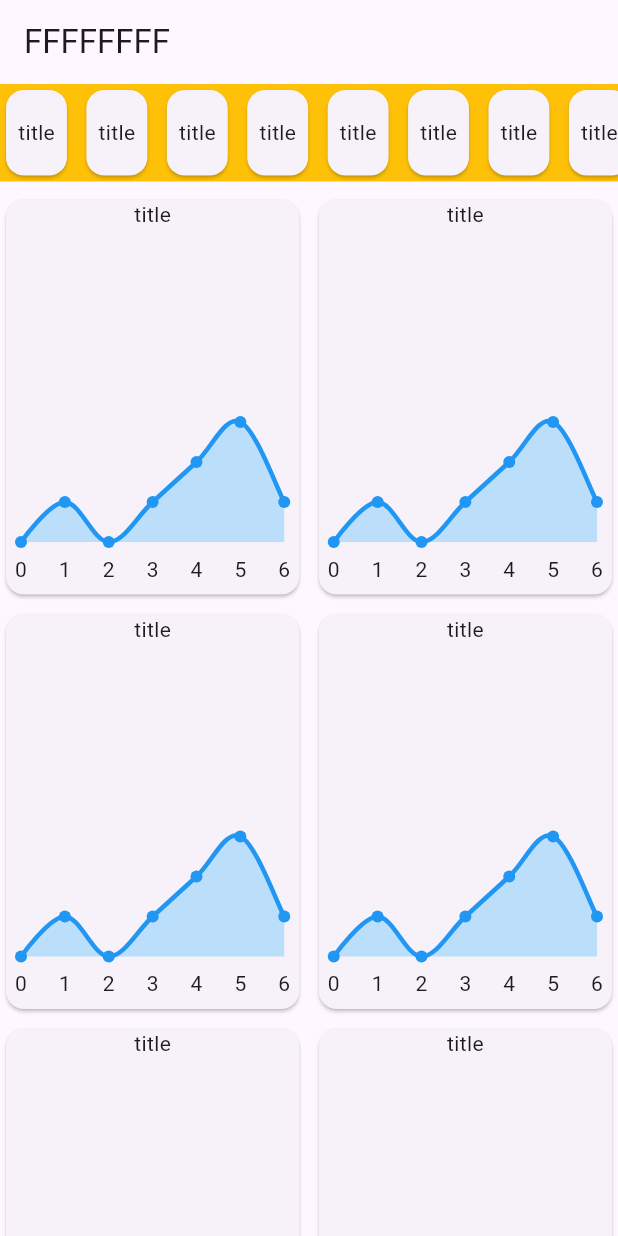
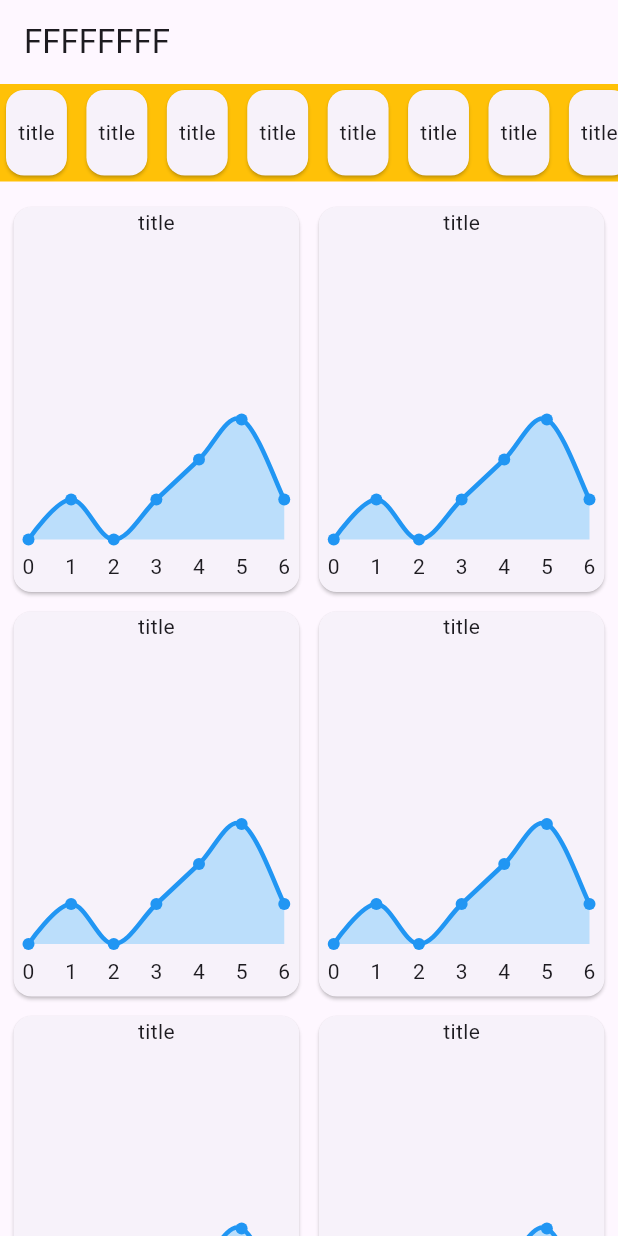
Before and after one commit to WaG711/phos_analytics, a Flutter app: the screen it shows after launch, on a phone screen of 412 x 824 dp. Run offline on Flutter 3.47's test engine with Material 3 defaults, Android fonts, the phone set to English and light mode, and no system bars; drawn by our look-alikes of fl_chart; our stand-ins replace dio, flutter_bloc.

Commit message:
CustomScrollView home

```diff
--- a/lib/features/home/data/api/home_api.dart
+++ b/lib/features/home/data/api/home_api.dart
@@ -5,6 +5,13 @@ import '../../../../core/models/chart_data_model.dart';
 class HomeApi {
   final dio = Dio();
   List<ChartDataModel> test = [
+    ChartDataModel(categoryId: "categoryId", title: "title", points: []),
+    ChartDataModel(categoryId: "categoryId", title: "title", points: []),
+    ChartDataModel(categoryId: "categoryId", title: "title", points: []),
+    ChartDataModel(categoryId: "categoryId", title: "title", points: []),
+    ChartDataModel(categoryId: "categoryId", title: "title", points: []),
+    ChartDataModel(categoryId: "categoryId", title: "title", points: []),
+    ChartDataModel(categoryId: "categoryId", title: "title", points: []),
     ChartDataModel(categoryId: "categoryId", title: "title", points: []),
   ];
 
--- a/lib/features/home/presentation/widgets/home_cards.dart
+++ b/lib/features/home/presentation/widgets/home_cards.dart
@@ -10,38 +10,39 @@ class HomeCards extends StatelessWidget {
 
   @override
   Widget build(BuildContext context) {
-    return Column(
-      crossAxisAlignment: CrossAxisAlignment.start,
-      children: [
-        Padding(
+    return CustomScrollView(
+      slivers: [
+        SliverToBoxAdapter(
+          child: Padding(
             padding: const EdgeInsets.only(bottom: 8.0),
             child: Container(
               color: Colors.amber,
               height: 65,
               child: ListView.builder(
                 scrollDirection: Axis.horizontal,
-              itemCount: 8,
+                itemCount: chartDataList.length,
                 itemBuilder: (context, index) {
                   return Padding(
                     padding: const EdgeInsets.only(right: 5.0),
-                  child: LastCard(chartData: chartDataList[0]),
+                    child: LastCard(chartData: chartDataList[index]),
                   );
                 },
               ),
             ),
           ),
-        Expanded(
-          child: GridView.builder(
-            gridDelegate: SliverGridDelegateWithFixedCrossAxisCount(
+        ),
+        SliverPadding(
+          padding: const EdgeInsets.all(5.0),
+          sliver: SliverGrid(
+            delegate: SliverChildBuilderDelegate((context, index) {
+              return MetricCard(chartData: chartDataList[index]);
+            }, childCount: chartDataList.length),
+            gridDelegate: const SliverGridDelegateWithFixedCrossAxisCount(
               crossAxisCount: 2,
               crossAxisSpacing: 5.0,
               mainAxisSpacing: 5.0,
               childAspectRatio: 0.75,
             ),
-            itemCount: 9,
-            itemBuilder: (context, index) {
-              return MetricCard(chartData: chartDataList[0]);
-            },
           ),
         ),
       ],
```
Lines whose indentation alone changed are shown as unchanged.
